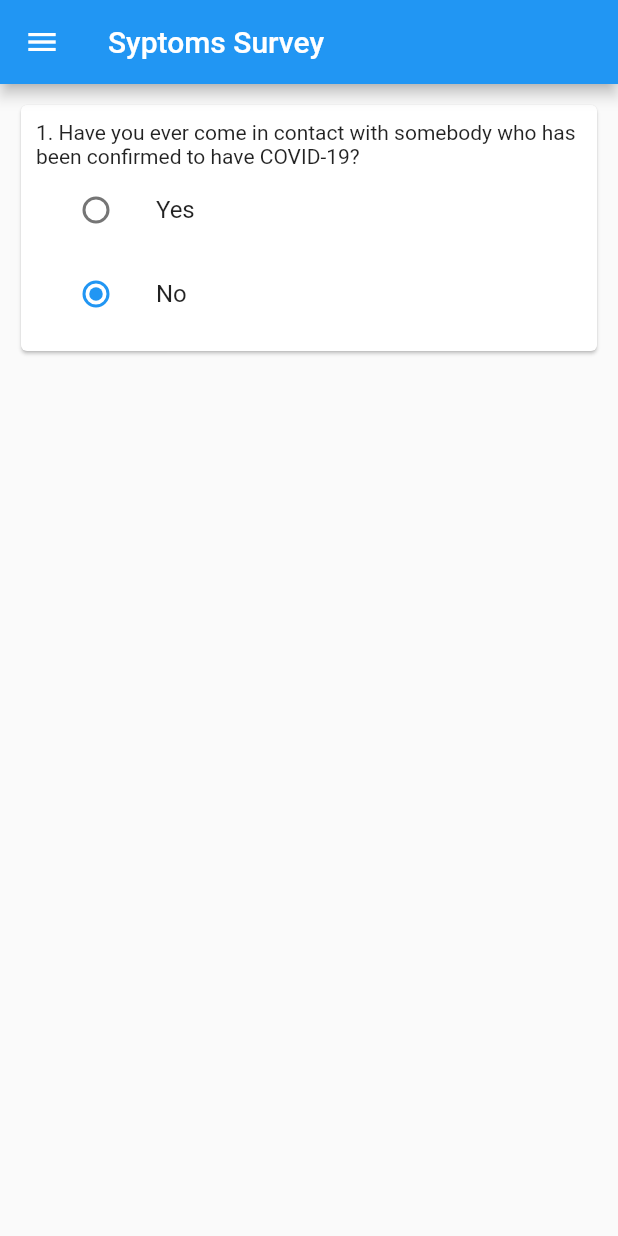
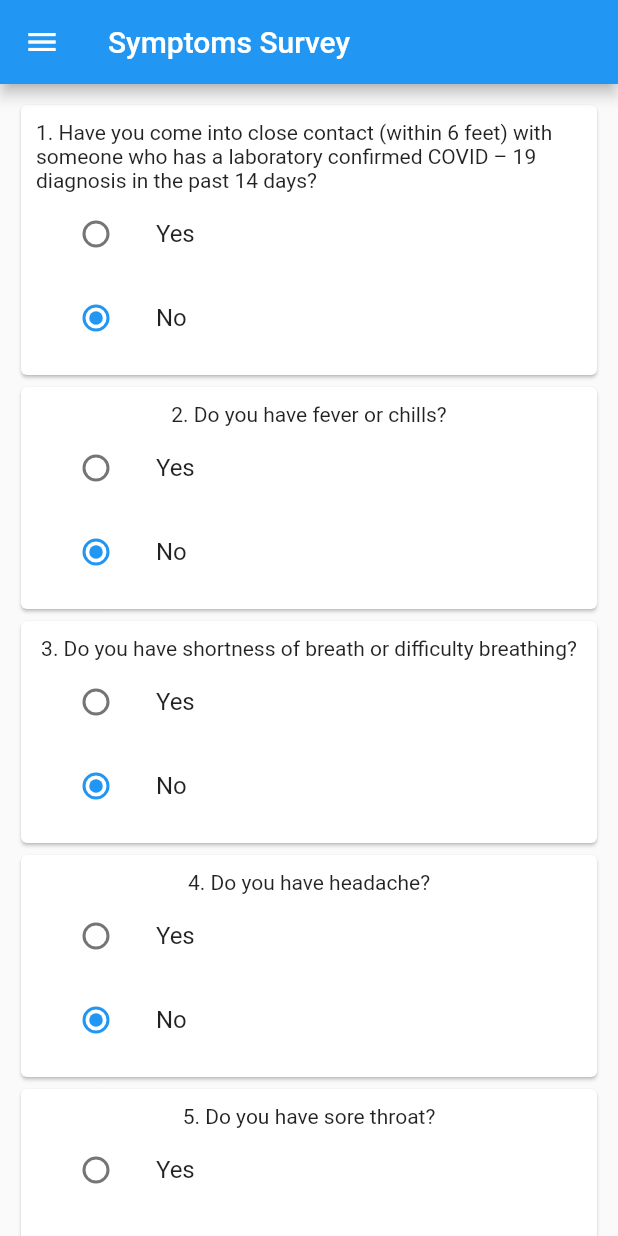
Before and after one commit to PrevenTech/client, a Flutter app: the SurveyScreen screen opened directly, on a phone screen of 412 x 824 dp. Run offline on Flutter 3.47's test engine with Material 2 defaults, Android fonts, the light colour scheme and no system bars; our stand-ins replace cloud_firestore, geolocator; accounts and stored records are empty.

Commit message:
final hackathon prototype

```diff
--- a/lib/misc/nav.dart
+++ b/lib/misc/nav.dart
@@ -2,6 +2,7 @@ import 'package:flutter/material.dart';
 import 'package:preven_tech/main.dart';
 import 'package:preven_tech/status.dart';
 import 'package:preven_tech/survey.dart';
+import 'package:preven_tech/hotmap.dart';
 
 class AppDrawer extends Drawer {
   @override
@@ -24,6 +25,11 @@ class AppDrawer extends Drawer {
             title: Text('Report Symptoms'),
             onTap: () => Navigator.push(context, MaterialPageRoute(builder: (_) => SurveyScreen())),
           ),
+          ListTile(
+            leading: Icon(Icons.map),
+            title: Text('Hot Map'),
+            onTap: () => Navigator.push(context, MaterialPageRoute(builder: (_) => HotmapScreen())),
+          ),
         ],
       ),
     );
--- a/lib/survey.dart
+++ b/lib/survey.dart
@@ -9,12 +9,12 @@ class SurveyScreen extends StatefulWidget {
 enum YesOrNo {yes, no}
 
 class SurveyScreenState extends State<SurveyScreen> {
-  YesOrNo question1 = YesOrNo.no;
+  var radioItem = YesOrNo.no;
   @override
   Widget build(BuildContext context) {
     return Scaffold(
       appBar: AppBar(
-        title: Text('Syptoms Survey'),
+        title: Text('Symptoms Survey'),
       ),
       drawer: AppDrawer(),
       body: ListView(
@@ -26,14 +26,14 @@ class SurveyScreenState extends State<SurveyScreen> {
               child: Column(
                 mainAxisSize: MainAxisSize.min,
                 children: <Widget>[
-                  Text('1. Have you ever come in contact with somebody who has been confirmed to have COVID-19?', style: TextStyle(fontWeight: FontWeight.w400),),
+                  Text('1. Have you come into close contact (within 6 feet) with someone who has a laboratory confirmed COVID – 19 diagnosis in the past 14 days?', style: TextStyle(fontWeight: FontWeight.w400),),
                   ListTile(
                     leading: Radio(
-                      groupValue: question1,
+                      groupValue: radioItem,
                       value: YesOrNo.yes,
                       onChanged: (YesOrNo value) {
                         this.setState(() {
-                          question1 = value;
+                          radioItem = value;
                         });
                       },
                     ),
@@ -41,11 +41,151 @@ class SurveyScreenState extends State<SurveyScreen> {
                   ),
                   ListTile(
                     leading: Radio(
-                      groupValue: question1,
+                      groupValue: radioItem,
                       value: YesOrNo.no,
                       onChanged: (YesOrNo value) {
                         this.setState(() {
-                          question1 = value;
+                          radioItem = value;
+                        });
+                      },
+                    ),
+                    title: Text('No'),
+                  ),
+                ],
+              ),
+            ),
+          ),
+          Card(
+            child: Padding(
+              padding: EdgeInsets.all(10.0),
+              child: Column(
+                mainAxisSize: MainAxisSize.min,
+                children: <Widget>[
+                  Text('2. Do you have fever or chills?', style: TextStyle(fontWeight: FontWeight.w400),),
+                  ListTile(
+                    leading: Radio(
+                      groupValue: radioItem,
+                      value: YesOrNo.yes,
+                      onChanged: (YesOrNo value) {
+                        this.setState(() {
+                          radioItem = value;
+                        });
+                      },
+                    ),
+                    title: Text('Yes'),
+                  ),
+                  ListTile(
+                    leading: Radio(
+                      groupValue: radioItem,
+                      value: YesOrNo.no,
+                      onChanged: (YesOrNo value) {
+                        this.setState(() {
+                          radioItem = value;
+                        });
+                      },
+                    ),
+                    title: Text('No'),
+                  ),
+                ],
+              ),
+            ),
+          ),
+          Card(
+            child: Padding(
+              padding: EdgeInsets.all(10.0),
+              child: Column(
+                mainAxisSize: MainAxisSize.min,
+                children: <Widget>[
+                  Text('3. Do you have shortness of breath or difficulty breathing?', style: TextStyle(fontWeight: FontWeight.w400),),
+                  ListTile(
+                    leading: Radio(
+                      groupValue: radioItem,
+                      value: YesOrNo.yes,
+                      onChanged: (YesOrNo value) {
+                        this.setState(() {
+                          radioItem = value;
+                        });
+                      },
+                    ),
+                    title: Text('Yes'),
+                  ),
+                  ListTile(
+                    leading: Radio(
+                      groupValue: radioItem,
+                      value: YesOrNo.no,
+                      onChanged: (YesOrNo value) {
+                        this.setState(() {
+                          radioItem = value;
+                        });
+                      },
+                    ),
+                    title: Text('No'),
+                  ),
+                ],
+              ),
+            ),
+          ),
+          Card(
+            child: Padding(
+              padding: EdgeInsets.all(10.0),
+              child: Column(
+                mainAxisSize: MainAxisSize.min,
+                children: <Widget>[
+                  Text('4. Do you have headache?', style: TextStyle(fontWeight: FontWeight.w400),),
+                  ListTile(
+                    leading: Radio(
+                      groupValue: radioItem,
+                      value: YesOrNo.yes,
+                      onChanged: (YesOrNo value) {
+                        this.setState(() {
+                          radioItem = value;
+                        });
+                      },
+                    ),
+                    title: Text('Yes'),
+                  ),
+                  ListTile(
+                    leading: Radio(
+                      groupValue: radioItem,
+                      value: YesOrNo.no,
+                      onChanged: (YesOrNo value) {
+                        this.setState(() {
+                          radioItem = value;
+                        });
+                      },
+                    ),
+                    title: Text('No'),
+                  ),
+                ],
+              ),
+            ),
+          ),
+          Card(
+            child: Padding(
+              padding: EdgeInsets.all(10.0),
+              child: Column(
+                mainAxisSize: MainAxisSize.min,
+                children: <Widget>[
+                  Text('5. Do you have sore throat?', style: TextStyle(fontWeight: FontWeight.w400),),
+                  ListTile(
+                    leading: Radio(
+                      groupValue: radioItem,
+                      value: YesOrNo.yes,
+                      onChanged: (YesOrNo value) {
+                        this.setState(() {
+                          radioItem = value;
+                        });
+                      },
+                    ),
+                    title: Text('Yes'),
+                  ),
+                  ListTile(
+                    leading: Radio(
+                      groupValue: radioItem,
+                      value: YesOrNo.no,
+                      onChanged: (YesOrNo value) {
+                        this.setState(() {
+                          radioItem = value;
                         });
                       },
                     ),
--- a/pubspec.yaml
+++ b/pubspec.yaml
@@ -49,6 +49,7 @@ flutter:
   # To add assets to your application, add an assets section, like this:
   assets:
     - assets/qrCode.png
+    - assets/image.png
   #   - images/a_dot_burr.jpeg
   #   - images/a_dot_ham.jpeg
 
```
Also changed, not shown: lib/hotmap.dart (added, +16 -0 lines), assets/image.png (added), 2 other files.
